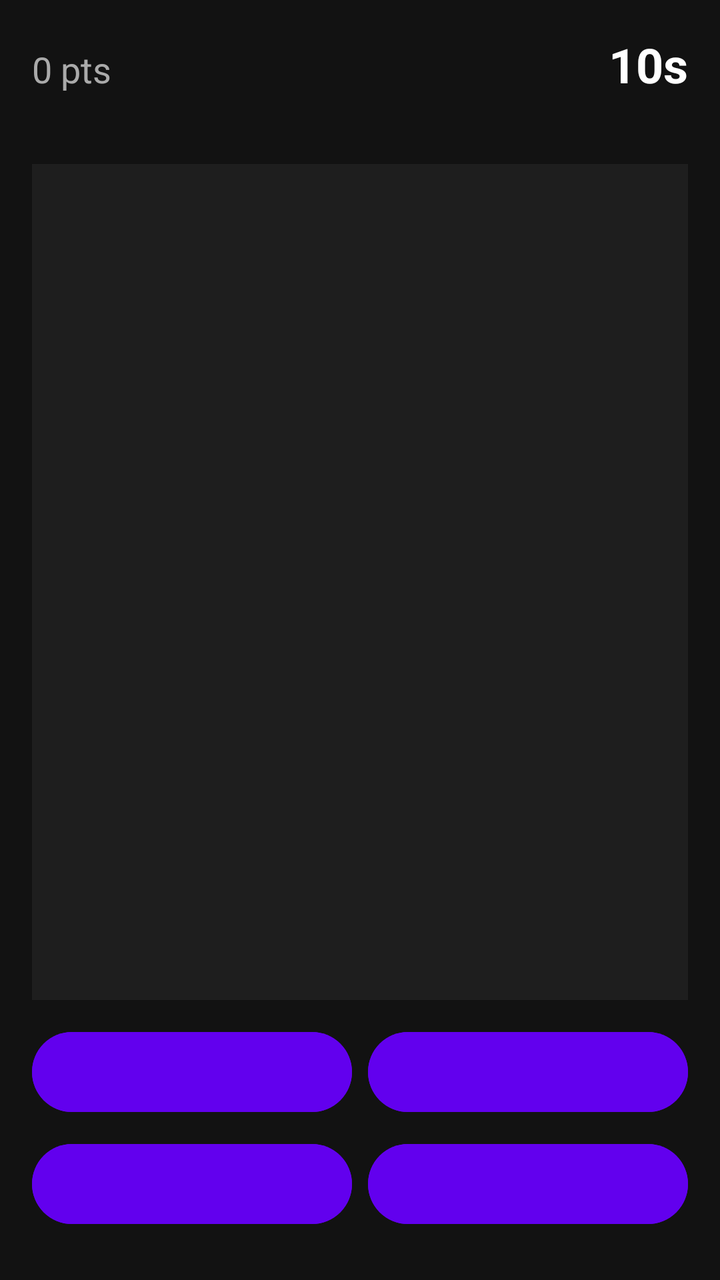
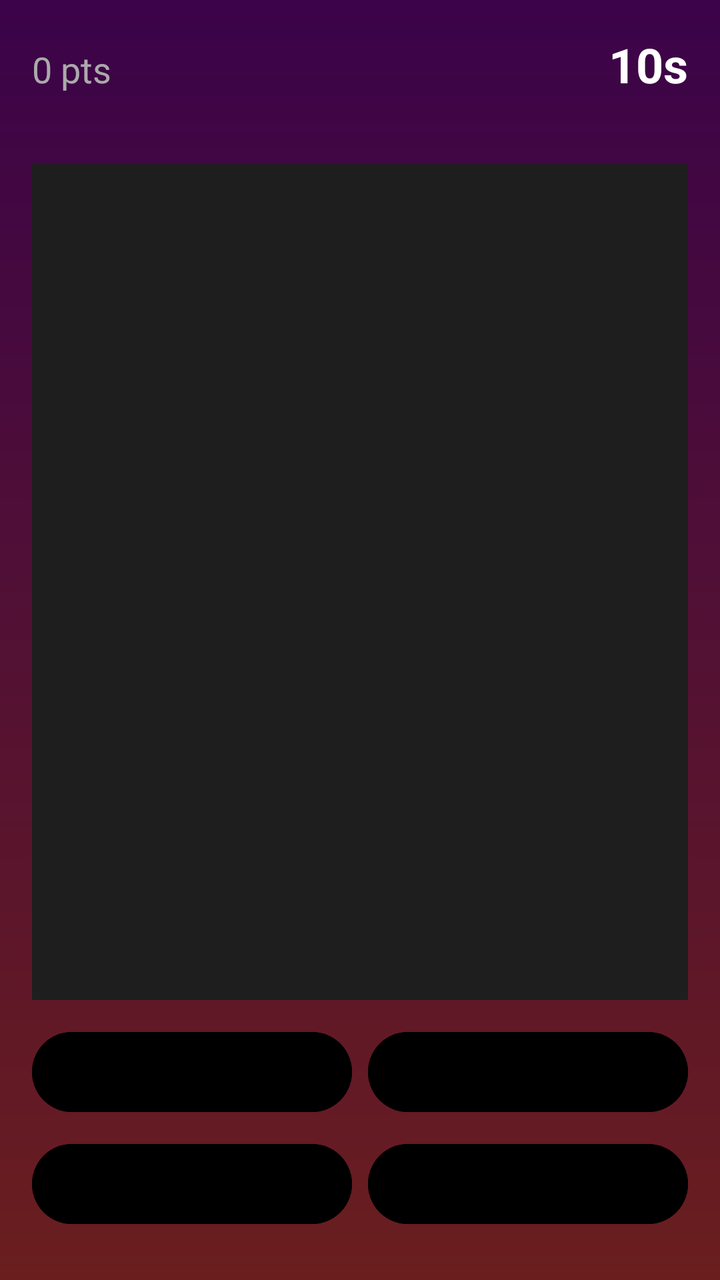

Two renders of the same Android screen: before a commit and after it. Below are the layout's source before the change and the commit's diff.
<!-- AndroidManifest.xml: application theme Theme.Rien_a_Cacher -->
<!-- res/layout/activity_game.xml -->
<?xml version="1.0" encoding="utf-8"?>
<LinearLayout xmlns:android="http://schemas.android.com/apk/res/android"
    android:layout_width="match_parent"
    android:layout_height="match_parent"
    android:orientation="vertical"
    android:background="#121212"
    android:padding="16dp">

    <LinearLayout
        android:layout_width="match_parent"
        android:layout_height="wrap_content"
        android:orientation="horizontal"
        android:layout_marginBottom="8dp">

        <TextView
            android:id="@+id/tvScore"
            android:layout_width="0dp"
            android:layout_height="wrap_content"
            android:layout_weight="1"
            android:text="0 pts"
            android:textSize="18sp"
            android:textColor="#AAAAAA" />

        <TextView
            android:id="@+id/tvTimer"
            android:layout_width="wrap_content"
            android:layout_height="wrap_content"
            android:text="10s"
            android:textSize="24sp"
            android:textStyle="bold"
            android:textColor="#FFFFFF" />

    </LinearLayout>

    
    <LinearLayout
        android:layout_width="match_parent"
        android:layout_height="wrap_content"
        android:orientation="horizontal"
        android:layout_marginBottom="8dp">

        <TextView
            android:id="@+id/tvCombo"
            android:layout_width="0dp"
            android:layout_height="wrap_content"
            android:layout_weight="1"
            android:text="🔥 ×1.2  combo 2"
            android:textSize="13sp"
            android:textColor="#FF9800"
            android:visibility="invisible" />

        <TextView
            android:id="@+id/tvLastPoints"
            android:layout_width="wrap_content"
            android:layout_height="wrap_content"
            android:text="+100 pts"
            android:textSize="13sp"
            android:textColor="#4CAF50"
            android:textStyle="bold"
            android:visibility="invisible" />

    </LinearLayout>

    
    <ImageView
        android:id="@+id/ivPhoto"
        android:layout_width="match_parent"
        android:layout_height="0dp"
        android:layout_weight="1"
        android:scaleType="centerCrop"
        android:background="#1E1E1E"
        android:layout_marginBottom="12dp" />

    
    <LinearLayout
        android:layout_width="match_parent"
        android:layout_height="wrap_content"
        android:orientation="horizontal"
        android:layout_marginBottom="8dp">

        <Button
            android:id="@+id/btnChoice1"
            android:layout_width="0dp"
            android:layout_height="48dp"
            android:layout_weight="1"
            android:layout_marginEnd="4dp"
            android:textColor="#FFFFFF"
            android:backgroundTint="#6200EE" />

        <Button
            android:id="@+id/btnChoice2"
            android:layout_width="0dp"
            android:layout_height="48dp"
            android:layout_weight="1"
            android:layout_marginStart="4dp"
            android:textColor="#FFFFFF"
            android:backgroundTint="#6200EE" />

    </LinearLayout>

    
    <LinearLayout
        android:layout_width="match_parent"
        android:layout_height="wrap_content"
        android:orientation="horizontal"
        android:layout_marginBottom="8dp">

        <Button
            android:id="@+id/btnChoice3"
            android:layout_width="0dp"
            android:layout_height="48dp"
            android:layout_weight="1"
            android:layout_marginEnd="4dp"
            android:textColor="#FFFFFF"
            android:backgroundTint="#6200EE" />

        <Button
            android:id="@+id/btnChoice4"
            android:layout_width="0dp"
            android:layout_height="48dp"
            android:layout_weight="1"
            android:layout_marginStart="4dp"
            android:textColor="#FFFFFF"
            android:backgroundTint="#6200EE" />

    </LinearLayout>

    
    <Button
        android:id="@+id/btnNext"
        android:layout_width="match_parent"
        android:layout_height="48dp"
        android:text="Image suivante →"
        android:textColor="#FFFFFF"
        android:backgroundTint="#03DAC5"
        android:visibility="gone" />

</LinearLayout>
<!-- resources referenced by this layout -->
<resources>
  <style name="Theme.Rien_a_Cacher" parent="Base.Theme.Rien_a_Cacher" />
  <style name="Base.Theme.Rien_a_Cacher" parent="Theme.Material3.DayNight.NoActionBar">
          
          
      </style>
</resources>

<!-- the commit's change to res/layout/activity_game.xml (unified diff, before → after) -->
@@ -1,25 +1,26 @@
 <?xml version="1.0" encoding="utf-8"?>
-<LinearLayout xmlns:android="http://schemas.android.com/apk/res/android"
+<LinearLayout
+    xmlns:android="http://schemas.android.com/apk/res/android"
     android:layout_width="match_parent"
     android:layout_height="match_parent"
     android:orientation="vertical"
-    android:background="#121212"
-    android:padding="16dp">
+    android:background="@drawable/background_gradient"
+    android:padding="16sp">
 
     <LinearLayout
         android:layout_width="match_parent"
         android:layout_height="wrap_content"
         android:orientation="horizontal"
-        android:layout_marginBottom="8dp">
+        android:layout_marginBottom="8sp">
 
         <TextView
             android:id="@+id/tvScore"
-            android:layout_width="0dp"
+            android:layout_width="0sp"
             android:layout_height="wrap_content"
             android:layout_weight="1"
             android:text="0 pts"
             android:textSize="18sp"
-            android:textColor="#AAAAAA" />
+            android:textColor="#aaa" />
 
         <TextView
             android:id="@+id/tvTimer"
@@ -28,8 +29,7 @@
             android:text="10s"
             android:textSize="24sp"
             android:textStyle="bold"
-            android:textColor="#FFFFFF" />
-
+            android:textColor="#fff" />
     </LinearLayout>
 
     
@@ -37,16 +37,16 @@
         android:layout_width="match_parent"
         android:layout_height="wrap_content"
         android:orientation="horizontal"
-        android:layout_marginBottom="8dp">
+        android:layout_marginBottom="8sp">
 
         <TextView
             android:id="@+id/tvCombo"
-            android:layout_width="0dp"
+            android:layout_width="0sp"
             android:layout_height="wrap_content"
             android:layout_weight="1"
             android:text="🔥 ×1.2  combo 2"
             android:textSize="13sp"
-            android:textColor="#FF9800"
+            android:textColor="#ff9800"
             android:visibility="invisible" />
 
         <TextView
@@ -58,44 +58,42 @@
             android:textColor="#4CAF50"
             android:textStyle="bold"
             android:visibility="invisible" />
-
     </LinearLayout>
 
     
     <ImageView
         android:id="@+id/ivPhoto"
         android:layout_width="match_parent"
-        android:layout_height="0dp"
+        android:layout_height="0sp"
         android:layout_weight="1"
         android:scaleType="centerCrop"
         android:background="#1E1E1E"
-        android:layout_marginBottom="12dp" />
+        android:layout_marginBottom="12sp" />
 
     
     <LinearLayout
         android:layout_width="match_parent"
         android:layout_height="wrap_content"
         android:orientation="horizontal"
-        android:layout_marginBottom="8dp">
+        android:layout_marginBottom="8sp">
 
         <Button
             android:id="@+id/btnChoice1"
-            android:layout_width="0dp"
-            android:layout_height="48dp"
+            android:layout_width="0sp"
+            android:layout_height="48sp"
             android:layout_weight="1"
-            android:layout_marginEnd="4dp"
-            android:textColor="#FFFFFF"
-            android:backgroundTint="#6200EE" />
+            android:layout_marginEnd="4sp"
+            android:textColor="#fff"
+            android:backgroundTint="#000" />
 
         <Button
             android:id="@+id/btnChoice2"
-            android:layout_width="0dp"
-            android:layout_height="48dp"
+            android:layout_width="0sp"
+            android:layout_height="48sp"
             android:layout_weight="1"
-            android:layout_marginStart="4dp"
-            android:textColor="#FFFFFF"
-            android:backgroundTint="#6200EE" />
-
+            android:layout_marginStart="4sp"
+            android:textColor="#fff"
+            android:backgroundTint="#000" />
     </LinearLayout>
 
     
@@ -103,36 +101,34 @@
         android:layout_width="match_parent"
         android:layout_height="wrap_content"
         android:orientation="horizontal"
-        android:layout_marginBottom="8dp">
+        android:layout_marginBottom="8sp">
 
         <Button
             android:id="@+id/btnChoice3"
-            android:layout_width="0dp"
-            android:layout_height="48dp"
+            android:layout_width="0sp"
+            android:layout_height="48sp"
             android:layout_weight="1"
-            android:layout_marginEnd="4dp"
-            android:textColor="#FFFFFF"
-            android:backgroundTint="#6200EE" />
+            android:layout_marginEnd="4sp"
+            android:textColor="#fff"
+            android:backgroundTint="#000" />
 
         <Button
             android:id="@+id/btnChoice4"
-            android:layout_width="0dp"
-            android:layout_height="48dp"
+            android:layout_width="0sp"
+            android:layout_height="48sp"
             android:layout_weight="1"
-            android:layout_marginStart="4dp"
-            android:textColor="#FFFFFF"
-            android:backgroundTint="#6200EE" />
-
+            android:layout_marginStart="4sp"
+            android:textColor="#fff"
+            android:backgroundTint="#000" />
     </LinearLayout>
 
     
     <Button
         android:id="@+id/btnNext"
         android:layout_width="match_parent"
-        android:layout_height="48dp"
-        android:text="Image suivante →"
-        android:textColor="#FFFFFF"
-        android:backgroundTint="#03DAC5"
+        android:layout_height="48sp"
+        android:text="@string/nextImage"
+        android:textColor="#fff"
+        android:backgroundTint="#BA3406"
         android:visibility="gone" />
-
 </LinearLayout>
<!-- resource entries referenced after the edit -->
@@ -1,5 +1,17 @@
 <!-- resources referenced by this layout -->
 <resources>
+  <!-- drawable background_gradient (drawable) -->
+  <?xml version="1.0" encoding="utf-8"?>
+  <shape
+      xmlns:android="http://schemas.android.com/apk/res/android"
+      android:shape="rectangle">
+      <gradient
+          android:type="linear"
+          android:startColor="#3B0349"
+          android:endColor="#6A1E1E"
+          android:angle="200" />
+  </shape>
+  <string name="nextImage">Image suivante →</string>
   <style name="Theme.Rien_a_Cacher" parent="Base.Theme.Rien_a_Cacher" />
   <style name="Base.Theme.Rien_a_Cacher" parent="Theme.Material3.DayNight.NoActionBar">
           
